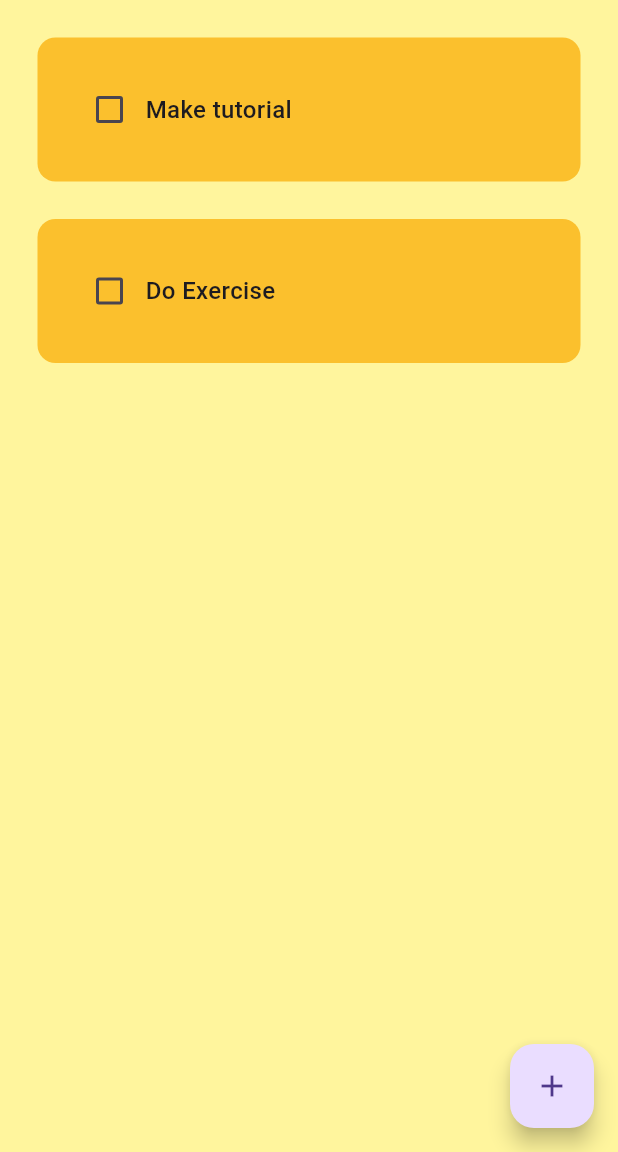
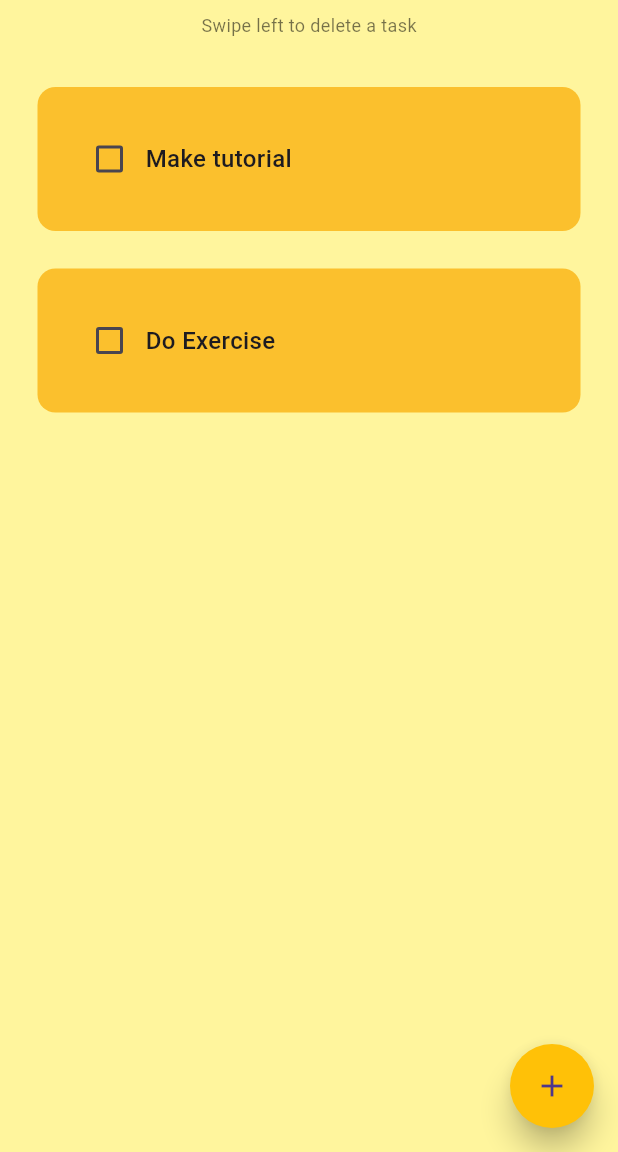
Before and after one commit to DigitalPool/DailyDo, a Flutter app: the screen it shows after launch, on a phone screen of 412 x 824 dp, the part 84-1236 px from its top. Run offline on Flutter 3.47's test engine with Material 3 defaults, Android fonts, the phone set to English and light mode, and no system bars; drawn by our look-alikes of flutter_slidable; our stand-ins replace flutter_local_notifications, hive, hive_flutter; accounts and stored records are empty.

Commit message:
add notifications functionality

```diff
--- a/lib/pages/home_page.dart
+++ b/lib/pages/home_page.dart
@@ -1,9 +1,35 @@
 import 'package:daily_do/data/database.dart';
+import 'package:daily_do/main.dart';
 import 'package:daily_do/utils/dialog_box.dart';
 import 'package:flutter/material.dart';
+import 'package:flutter_local_notifications/flutter_local_notifications.dart';
 import 'package:hive/hive.dart';
 
 import '../utils/todo_tile.dart';
+
+Future<void> showPersistentNotification(int id, String title, String body) async {
+  const AndroidNotificationDetails androidPlatformChannelSpecifics =
+      AndroidNotificationDetails(
+    'task_channel_id', // Channel ID
+    'Task Notifications', // Channel name
+    channelDescription: 'Notifications for individual tasks',
+    importance: Importance.max,
+    priority: Priority.high,
+    ongoing: true, // Makes the notification persistent
+    autoCancel: false, // Prevents accidental dismissal
+  );
+
+  const NotificationDetails platformChannelSpecifics =
+      NotificationDetails(android: androidPlatformChannelSpecifics);
+
+  await flutterLocalNotificationsPlugin.show(
+    id, // Use a unique ID for each notification
+    title,
+    body,
+    platformChannelSpecifics,
+  );
+}
+
 
 class HomePage extends StatefulWidget {
   const HomePage({super.key});
@@ -38,7 +64,9 @@ class _HomePageState extends State<HomePage> {
 
   void deleteTask(int index) {
     setState(() {
+		String taskName = db.toDoList[index][0];
       db.toDoList.removeAt(index);
+	  showNotification('Task Deleted', 'Task "$taskName" has been deleted.');
     });
     db.updateDataBase();
   }
@@ -47,6 +75,10 @@ class _HomePageState extends State<HomePage> {
   void checkboxChanged(bool? value, int index) {
     setState(() {
       db.toDoList[index][1] = !db.toDoList[index][1];
+	  if (db.toDoList[index][1]) {
+        showNotification('Task Completed',
+            'Task "${db.toDoList[index][0]}" has been completed.');
+      }
     });
     db.updateDataBase();
   }
@@ -56,6 +88,8 @@ class _HomePageState extends State<HomePage> {
     if (_controller.text.isNotEmpty) {
       setState(() {
         db.toDoList.add([_controller.text, false]);
+		showNotification(
+            'Task Added', 'Task "${_controller.text}" has been added.');
         _controller.clear();
       });
     }
@@ -90,12 +124,37 @@ class _HomePageState extends State<HomePage> {
       backgroundColor: Colors.yellow[200],
       appBar: AppBar(
         backgroundColor: Colors.amber[300],
-          title:
-              (Text("DailyDo", style: TextStyle(fontWeight: FontWeight.bold))),
+        title: const Text(
+          "DailyDo",
+          style: TextStyle(fontWeight: FontWeight.bold),
+        ),
       ),
       floatingActionButton: FloatingActionButton(
-            onPressed: createNewTask, child: Icon(Icons.add)),
-        body: ListView.builder(
+        backgroundColor: Colors.amber,
+        onPressed: createNewTask,
+        child: const Icon(Icons.add),
+        shape: RoundedRectangleBorder(
+          borderRadius: BorderRadius.circular(100), // Ensure it stays circular
+        ),
+        elevation: 8,
+      ),
+      body: Column(
+        children: [
+          // Add a header with instructions
+          const Padding(
+            padding: EdgeInsets.all(8.0),
+            child: Text(
+              'Swipe left to delete a task',
+              style: TextStyle(
+                fontSize: 12,
+                fontWeight: FontWeight.normal,
+                color: Colors.black54,
+              ),
+            ),
+          ),
+          // Add the list of tasks
+          Expanded(
+            child: ListView.builder(
               itemCount: db.toDoList.length,
               itemBuilder: (context, index) {
                 return ToDoTile(
@@ -105,6 +164,10 @@ class _HomePageState extends State<HomePage> {
                   deleteFunction: (context) => deleteTask(index),
                 );
               },
-        ));
+            ),
+          ),
+        ],
+      ),
+    );
   }
 }
--- a/pubspec.yaml
+++ b/pubspec.yaml
@@ -38,6 +38,9 @@ dependencies:
   hive: ^2.2.3
   hive_flutter: ^1.1.0
   path_provider: ^2.1.5
+  intl: ^0.20.1
+  shared_preferences: ^2.3.4
+  flutter_local_notifications: ^17.2.3
 
 dev_dependencies:
   flutter_test:
@@ -59,6 +62,8 @@ flutter:
   # included with your application, so that you can use the icons in
   # the material Icons class.
   uses-material-design: true
+  assets:
+    - assets/images/logo.png
 
   # To add assets to your application, add an assets section, like this:
   # assets:
```
Also changed, not shown: lib/data/database.dart (+3 -4 lines), lib/main.dart (+15 -4 lines), assets/images/logo.png (added), pubspec.lock, 15 other files. Lines whose indentation alone changed are shown as unchanged.
